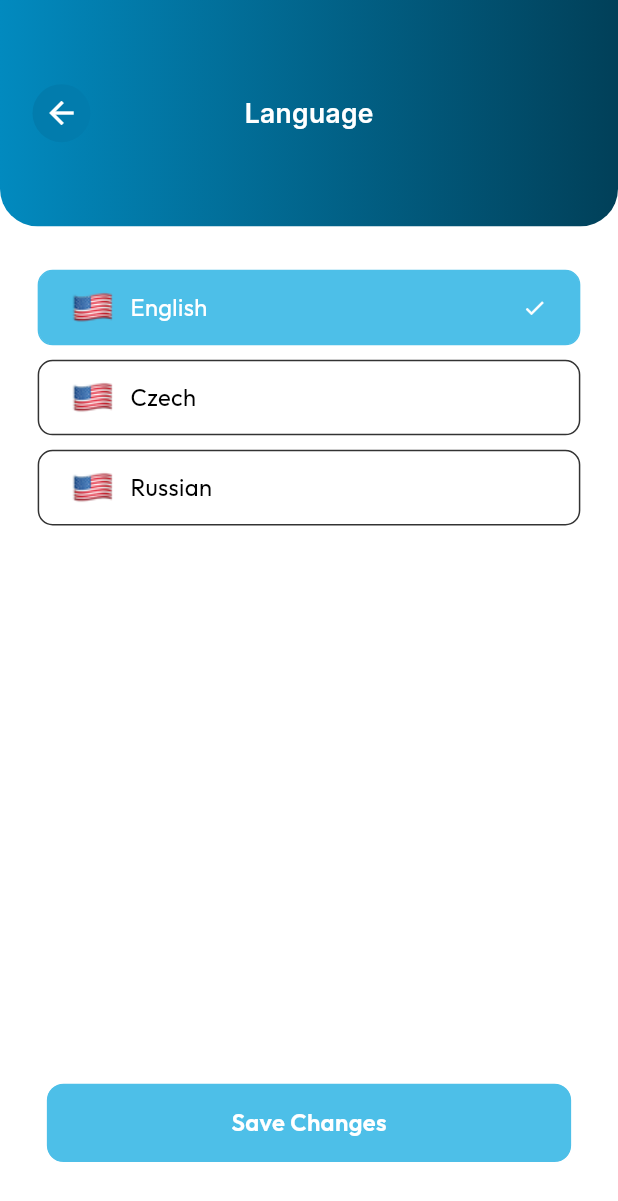
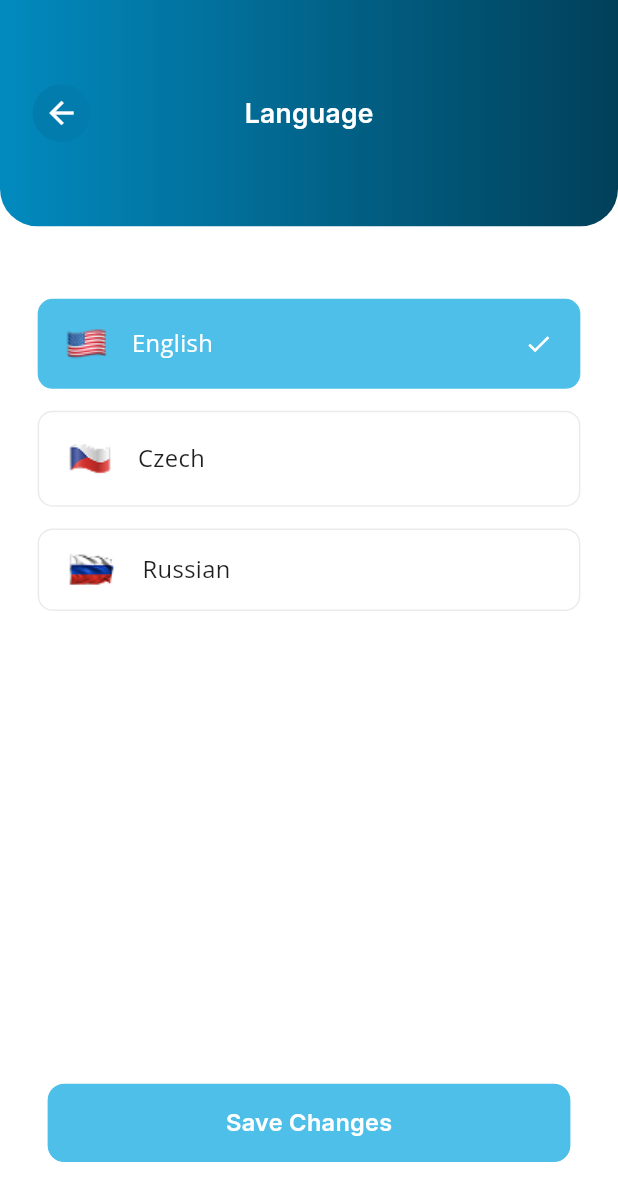
Before and after one commit to waizkamboh/clean_trust, a Flutter app: the LanguageScreen screen opened directly, on a phone screen of 412 x 824 dp. Shown: the top 1201 px of the screen. Run offline on Flutter 3.47's test engine with Material 3 defaults, Android fonts, the phone set to English and light mode, and no system bars; our stand-ins replace connectivity_plus, dropdown_search, file_picker, flutter_spinkit, geocoding, geolocator and 5 more; missing offline and left inert: mobile_scanner; accounts and stored records are empty.

Commit message:
set color and font in language  screen

```diff
--- a/lib/main.dart
+++ b/lib/main.dart
@@ -16,6 +16,7 @@ import 'package:clean_trust/view/screens/onboarding/onboarding_screen2.dart';
 import 'package:clean_trust/view/screens/profile/app_setting_Screen.dart';
 import 'package:clean_trust/view/screens/profile/change_password_screen.dart';
 import 'package:clean_trust/view/screens/profile/edit_profile_screen.dart';
+import 'package:clean_trust/view/screens/profile/help_support_screen.dart';
 import 'package:clean_trust/view/screens/profile/language_screen.dart';
 import 'package:clean_trust/view/screens/profile/profile_screen.dart';
 import 'package:clean_trust/view/screens/splash/splash_screen.dart';
@@ -43,7 +44,7 @@ class MyApp extends StatelessWidget {
       theme: ThemeData(
         colorScheme: ColorScheme.fromSeed(seedColor: Colors.deepPurple),
       ),
-      home: LanguageScreen(),
+      home: HelpSupportScreen(),
       locale: LocalizationService.locale ,
       fallbackLocale: LocalizationService.fallbackLocale,
       translations: LocalizationService(),
--- a/lib/util/app_colors.dart
+++ b/lib/util/app_colors.dart
@@ -48,6 +48,7 @@ class AppColors {
   static const kLavenderGrey = Color(0xffADAEBC);
   static const kMediumGrey = Color(0xff9CA3AF);
   static const kDeepGreen = Color(0xff15803D);
+  static const kDarkGraphite = Color(0xff1E1E1E);
 
 
 
--- a/lib/util/app_fonts.dart
+++ b/lib/util/app_fonts.dart
@@ -10,6 +10,7 @@ class AppFonts{
   static const String interMedium = 'Inter_Medium';
   static const String interBold = 'Inter_Bold';
   static const String interSemiBold = 'Inter_SemiBold';
+  static const String openSansRegular = 'OpenSans-Regular';
 
 
 
--- a/lib/util/text_style.dart
+++ b/lib/util/text_style.dart
@@ -77,4 +77,10 @@ TextStyle  kSize14W500kForestGreenColorInterMedium =  TextStyle(
   fontSize: getFont(16),
   fontFamily: AppFonts.interSemiBold,
 
+);TextStyle  kSize16W400kDarkGraphiteOpenSansRegular =  TextStyle(
+  color: AppColors.kDarkGraphite,
+  fontWeight: FontWeight.w400,
+  fontSize: getFont(16),
+  fontFamily: AppFonts.openSansRegular,
+
 );
--- a/lib/view/screens/profile/language_screen.dart
+++ b/lib/view/screens/profile/language_screen.dart
@@ -29,7 +29,7 @@ class _LanguageScreenState extends State<LanguageScreen> {
       body: Column(
         children: [
           TopHeader(title: 'languageScreen1'.tr),
-          SizedBox(height: getHeight(30),),
+          SizedBox(height: getHeight(50),),
           selectLanguageCard(
               image: AppImages.languageScreen1,
               title: 'languageScreen2'.tr,
@@ -42,7 +42,7 @@ class _LanguageScreenState extends State<LanguageScreen> {
             },
           ),
           selectLanguageCard(
-              image: AppImages.languageScreen1,
+              image: AppImages.languageScreen2,
               title: 'languageScreen3'.tr,
               isSelected: selectedIndex == 1,
             onTap: () {
@@ -53,7 +53,7 @@ class _LanguageScreenState extends State<LanguageScreen> {
             },
           ),
           selectLanguageCard(
-              image: AppImages.languageScreen1,
+              image: AppImages.languageScreen3,
               title: 'languageScreen4'.tr,
               isSelected: selectedIndex == 2,
             onTap: () {
@@ -64,7 +64,9 @@ class _LanguageScreenState extends State<LanguageScreen> {
             },
           ),
           Spacer(),
-          RoundButton(
+          Padding(
+            padding:  EdgeInsets.symmetric(horizontal: getWidth(30)),
+            child: RoundButton(
               onPress: () async {
 
                 if (selectedIndex == 0) {
@@ -92,12 +94,13 @@ class _LanguageScreenState extends State<LanguageScreen> {
               },
               radius: BorderRadius.circular(12),
               title: 'languageScreen5'.tr,
-            textStyle: kSize16W600KBlackColorOutfitSemiBold.copyWith(
+              textStyle: kSize16W600kMidnightBlueColorInterSemiBold.copyWith(
                 color: AppColors.kWhiteColor,
               ),
               buttonColor: AppColors.kSkyBlueColor,
               width: getWidth(343),
               height: getHeight(56),
+            ),
           ),
 
 
@@ -116,12 +119,14 @@ class _LanguageScreenState extends State<LanguageScreen> {
   }) {
     return GestureDetector(
       onTap: onTap,
+      child: Padding(
+        padding:  EdgeInsets.symmetric(horizontal: getWidth(24)),
         child: Container(
           width: getWidth(353),
-        margin: EdgeInsets.only(bottom: getHeight(10)),
+          margin: EdgeInsets.only(bottom: getHeight(15)),
           padding: EdgeInsets.symmetric(
-          horizontal: getWidth(21),
-          vertical: getHeight(10),
+            horizontal: getWidth(17),
+            vertical: getHeight(15),
           ),
           decoration: BoxDecoration(
             color: isSelected ? AppColors.kSkyBlueColor : AppColors.kWhiteColor,
@@ -129,7 +134,7 @@ class _LanguageScreenState extends State<LanguageScreen> {
             border: Border.all(
               color: isSelected
                   ? AppColors.kSkyBlueColor
-                : AppColors.kBlackColor.withOpacity(0.8),
+                  : AppColors.kBlackColor.withOpacity(0.08),
               width: 1,
             ),
           ),
@@ -137,14 +142,14 @@ class _LanguageScreenState extends State<LanguageScreen> {
             children: [
               Image.asset(image),
 
-            SizedBox(width: getWidth(10)),
+              SizedBox(width: getWidth(15)),
 
               Text(
                 title,
-              style: kSize16W400KWhiteColorOutfitRegular.copyWith(
+                style: kSize16W400kDarkGraphiteOpenSansRegular.copyWith(
                   color: isSelected
                       ? AppColors.kWhiteColor
-                    : AppColors.kBlackColor,
+                      : AppColors.kDarkGraphite,
                 ),
               ),
 
@@ -154,10 +159,11 @@ class _LanguageScreenState extends State<LanguageScreen> {
               if (isSelected)
                 const Icon(
                   Icons.check,
-                size: 16,
+                  size: 18.76,
                   color: Colors.white,
                 ),
             ],
+          ),
         ),
       ),
     );
--- a/pubspec.yaml
+++ b/pubspec.yaml
@@ -138,7 +138,10 @@ flutter:
       fonts:
         - asset: assets/fonts/Inter_18pt-SemiBold.ttf
           weight: 600
-
+    - family: OpenSans-Regular
+      fonts:
+        - asset: assets/fonts/OpenSans-Regular.ttf
+          weight: 400
 
 
 
```
Also changed, not shown: assets/fonts/OpenSans-Regular.ttf (added). Lines whose indentation alone changed are shown as unchanged.
